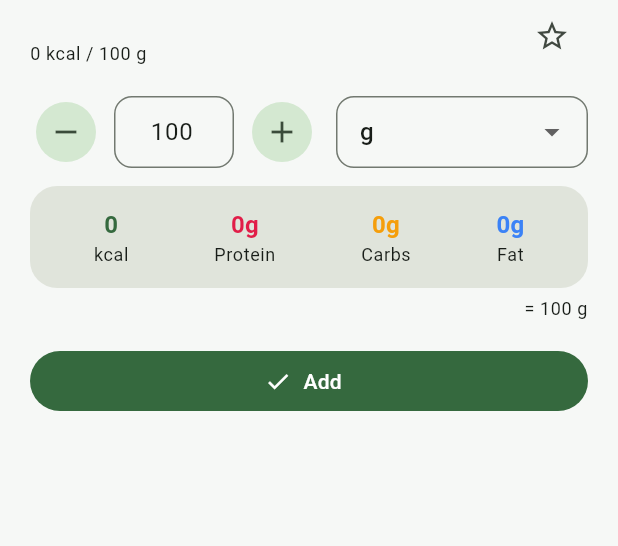
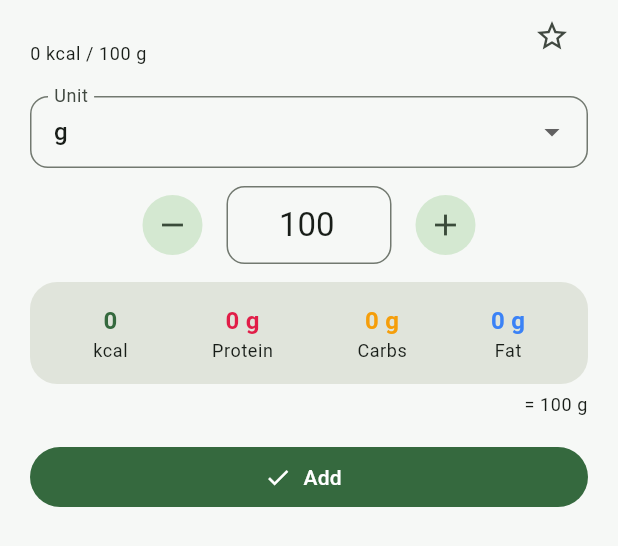
Before and after one commit to Mahmoud-H-Yousef/My-Food-App, a Flutter app: the _AmountSheet widget shown alone on an empty page, opened directly with empty values, on a phone screen of 412 x 824 dp. Shown: the top 546 px of the screen. Run offline on Flutter 3.47's test engine with Material 3 defaults, Android fonts, the phone set to English and light mode, and no system bars; our stand-ins replace file_picker, fl_chart, flutter_secure_storage, image_picker, shared_preferences, sqflite; missing offline and left inert: flutter_appauth, flutter_edge_ai, flutter_edge_ai_litertlm, health, mobile_scanner; accounts and stored records are empty.

Commit message:
final: Arabic unit and number order, roomier amount picker, Drive sign-in expiry, setup guide
Co-Authored-By: Claude Opus 5.5 <noreply@anthropic.com>

```diff
--- a/lib/l10n/strings_ar.dart
+++ b/lib/l10n/strings_ar.dart
@@ -21,6 +21,7 @@ const ar = <String, String>{
   'fiber': 'ألياف',
   'sugar': 'سكر',
   'grams': 'جرام',
+  'g': 'جم',
   'serving': 'حصة',
   'today': 'اليوم',
   'yesterday': 'أمس',
@@ -121,6 +122,7 @@ const ar = <String, String>{
   'servingSize': 'وزن الحصة',
   'needNameKcal': 'اكتب الاسم والسعرات',
   'units': 'الوحدات',
+  'unit': 'الوحدة',
   'addUnit': 'إضافة وحدة',
   'unitName': 'اسم الوحدة',
   'unitHint': 'قطعة، كوب، شريحة…',
--- a/lib/l10n/strings_en.dart
+++ b/lib/l10n/strings_en.dart
@@ -21,6 +21,7 @@ const en = <String, String>{
   'fiber': 'Fiber',
   'sugar': 'Sugar',
   'grams': 'Grams',
+  'g': 'g',
   'serving': 'serving',
   'today': 'Today',
   'yesterday': 'Yesterday',
@@ -121,6 +122,7 @@ const en = <String, String>{
   'servingSize': 'Serving size',
   'needNameKcal': 'Enter a name and calories',
   'units': 'Units',
+  'unit': 'Unit',
   'addUnit': 'Add unit',
   'unitName': 'Unit name',
   'unitHint': 'piece, cup, slice…',
--- a/lib/ui/food/ai_sheet.dart
+++ b/lib/ui/food/ai_sheet.dart
@@ -233,7 +233,7 @@ class _AiReviewPageState extends State<AiReviewPage> {
                 value: it.selected,
                 onChanged: (v) => setState(() => it.selected = v ?? false),
                 title: Text(it.match?.name(l) ?? it.name),
-                subtitle: Text('${fmtNum(it.grams)} g · ${it.nutrition.kcal.round()} ${context.tr('kcal')}'
+                subtitle: Text('${fmtNum(it.grams)} ${context.tr('g')} · ${it.nutrition.kcal.round()} ${context.tr('kcal')}'
                     '${it.match == null ? ' · ${context.tr('aiEstimate')}' : ''}'),
               ),
               Row(mainAxisAlignment: MainAxisAlignment.end, children: [
--- a/lib/ui/food/amount_sheet.dart
+++ b/lib/ui/food/amount_sheet.dart
@@ -156,7 +156,7 @@ class _AmountSheetState extends State<_AmountSheet> {
               child: Column(crossAxisAlignment: CrossAxisAlignment.start, children: [
                 Text(f.name(l), style: t.titleLarge),
                 if (f.brand.isNotEmpty) Text(f.brand, style: t.bodySmall),
-                Text('${fmtNum(f.kcal)} ${context.tr('kcal')} / 100 g', style: t.bodySmall),
+                Text('${fmtNum(f.kcal)} ${context.tr('kcal')} / 100 ${context.tr('g')}', style: t.bodySmall),
               ]),
             ),
             if (f.id != null)
@@ -170,31 +170,16 @@ class _AmountSheetState extends State<_AmountSheet> {
               ),
           ]),
           const SizedBox(height: 16),
-          Row(children: [
-            IconButton.filledTonal(onPressed: () => _setQty(_qty - step), icon: const Icon(Icons.remove)),
-            const SizedBox(width: 8),
-            SizedBox(
-              width: 80,
-              child: TextField(
-                controller: _qtyCtl,
-                textAlign: TextAlign.center,
-                keyboardType: const TextInputType.numberWithOptions(decimal: true),
-                onChanged: (s) => setState(() => _qty = parseNum(s) ?? 0),
-              ),
-            ),
-            const SizedBox(width: 8),
-            IconButton.filledTonal(onPressed: () => _setQty(_qty + step), icon: const Icon(Icons.add)),
-            const SizedBox(width: 12),
-            Expanded(
-              child: DropdownButtonFormField<Portion>(
+          DropdownButtonFormField<Portion>(
             key: ValueKey('${_portions.length}-${_portions.indexOf(_portion)}'),
             initialValue: _portion,
             isExpanded: true,
+            decoration: InputDecoration(labelText: context.tr('unit')),
             items: [
               for (final p in _portions)
                 DropdownMenuItem(
                   value: p,
-                      child: Text(p.grams == 1 ? p.label(l) : '${p.label(l)} (${fmtNum(p.grams)} g)', overflow: TextOverflow.ellipsis),
+                  child: Text(p.grams == 1 ? p.label(l) : '${p.label(l)} (${fmtNum(p.grams)} ${context.tr('g')})', overflow: TextOverflow.ellipsis),
                 ),
             ],
             onChanged: (p) {
@@ -205,7 +190,22 @@ class _AmountSheetState extends State<_AmountSheet> {
               if (p.grams != 1 && wasGrams) _setQty(1);
             },
           ),
+          const SizedBox(height: 12),
+          Row(mainAxisAlignment: MainAxisAlignment.center, children: [
+            IconButton.filledTonal(onPressed: () => _setQty(_qty - step), icon: const Icon(Icons.remove)),
+            const SizedBox(width: 12),
+            SizedBox(
+              width: 110,
+              child: TextField(
+                controller: _qtyCtl,
+                textAlign: TextAlign.center,
+                style: Theme.of(context).textTheme.titleLarge,
+                keyboardType: const TextInputType.numberWithOptions(decimal: true),
+                onChanged: (s) => setState(() => _qty = parseNum(s) ?? 0),
               ),
+            ),
+            const SizedBox(width: 12),
+            IconButton.filledTonal(onPressed: () => _setQty(_qty + step), icon: const Icon(Icons.add)),
           ]),
           if (_portions.any((p) => p.id == -2))
             Align(
@@ -220,15 +220,15 @@ class _AmountSheetState extends State<_AmountSheet> {
               padding: const EdgeInsets.all(14),
               child: Row(mainAxisAlignment: MainAxisAlignment.spaceAround, children: [
                 _stat(context, fmtNum(n.kcal), context.tr('kcal'), Theme.of(context).colorScheme.primary),
-                _stat(context, '${fmtNum(n.p)}g', context.tr('protein'), proteinColor),
-                _stat(context, '${fmtNum(n.c)}g', context.tr('carbs'), carbsColor),
-                _stat(context, '${fmtNum(n.f)}g', context.tr('fat'), fatColor),
+                _stat(context, '${fmtNum(n.p)} ${context.tr('g')}', context.tr('protein'), proteinColor),
+                _stat(context, '${fmtNum(n.c)} ${context.tr('g')}', context.tr('carbs'), carbsColor),
+                _stat(context, '${fmtNum(n.f)} ${context.tr('g')}', context.tr('fat'), fatColor),
               ]),
             ),
           ),
           Padding(
             padding: const EdgeInsets.only(top: 6),
-            child: Text('= ${fmtNum(_grams)} g', style: t.bodySmall, textAlign: TextAlign.end),
+            child: Text('= ${fmtNum(_grams)} ${context.tr('g')}', style: t.bodySmall, textAlign: TextAlign.end),
           ),
           if (widget.showMeal) ...[
             const SizedBox(height: 8),
--- a/lib/ui/food/food_editor_page.dart
+++ b/lib/ui/food/food_editor_page.dart
@@ -171,7 +171,7 @@ class _FoodEditorPageState extends State<FoodEditorPage> {
           ListTile(
             contentPadding: EdgeInsets.zero,
             title: Text(p.label(lang(context))),
-            subtitle: Text('${fmtNum(p.grams)} g'),
+            subtitle: Text('${fmtNum(p.grams)} ${context.tr('g')}'),
             trailing: IconButton(icon: const Icon(Icons.close), onPressed: () => setState(() => _portions.remove(p))),
           ),
         const SizedBox(height: 24),
--- a/lib/ui/pages/plan_page.dart
+++ b/lib/ui/pages/plan_page.dart
@@ -162,7 +162,7 @@ class _WeekPlanState extends State<_WeekPlan> {
     await Repo.clearShopping(onlyGenerated: true);
     for (final k in totals.keys) {
       final g = totals[k]!;
-      await Repo.addShopping(names[k]!, g >= 1000 ? '${(g / 1000).toStringAsFixed(1)} kg' : '${(g / 10).ceil() * 10} g', manual: false);
+      await Repo.addShopping(names[k]!, g >= 1000 ? '${(g / 1000).toStringAsFixed(1)} kg' : '${(g / 10).ceil() * 10} ${context.tr('g')}', manual: false);
     }
     widget.onShoppingMade();
   }
@@ -241,7 +241,7 @@ class _WeekPlanState extends State<_WeekPlan> {
               dense: true,
               leading: Icon(mealIcon(context, m), size: 18),
               title: Text(it.name, maxLines: 1, overflow: TextOverflow.ellipsis),
-              subtitle: Text(it.unit == 'g' ? '${fmtNum(it.grams)} g' : '${fmtNum(it.qty)} × ${it.unit}', style: tt.bodySmall),
+              subtitle: Text(it.unit == 'g' ? '${fmtNum(it.grams)} ${context.tr('g')}' : '${fmtNum(it.qty)} × ${it.unit}', style: tt.bodySmall),
               trailing: Text('${it.kcal.round()}'),
               onTap: () => _itemMenu(it),
             ),
--- a/lib/ui/pages/recipes_page.dart
+++ b/lib/ui/pages/recipes_page.dart
@@ -78,7 +78,7 @@ class _RecipesPageState extends State<RecipesPage> {
                           title: Text(r.name, style: const TextStyle(fontWeight: FontWeight.w600)),
                           subtitle: Text(
                             '${fmtNum(per.kcal)} ${context.tr('kcal')} / 100 g\n'
-                            '${fmtNum(per.kcal * serving / 100)} ${context.tr('kcal')} / ${context.tr('serving')} (${fmtNum(serving)} g) · '
+                            '${fmtNum(per.kcal * serving / 100)} ${context.tr('kcal')} / ${context.tr('serving')} (${fmtNum(serving)} ${context.tr('g')}) · '
                             '${context.tr('nIngredients', {'n': '${r.ingredients.length}'})}',
                           ),
                           isThreeLine: true,
--- a/lib/ui/pages/settings_page.dart
+++ b/lib/ui/pages/settings_page.dart
@@ -131,7 +131,7 @@ class SettingsPage extends StatelessWidget {
   }
 }
 
-const appVersion = '3.0';
+const appVersion = '4.0';
 
 /// Sections added in later versions.
 List<Widget> extraSettingsSections(BuildContext context) => const [HealthSection(), AiSection(), BackupSection()];
--- a/lib/ui/pages/today_page.dart
+++ b/lib/ui/pages/today_page.dart
@@ -197,8 +197,8 @@ class _MealCard extends StatelessWidget {
 
 String entryAmount(BuildContext context, LogEntry e) {
   if (e.unit.isEmpty) return context.tr('quickAdd');
-  if (e.unit == 'g') return '${fmtNum(e.grams)} g';
-  return '${fmtNum(e.qty)} × ${e.unit} (${fmtNum(e.grams)} g)';
+  if (e.unit == 'g') return '${fmtNum(e.grams)} ${context.tr('g')}';
+  return '${fmtNum(e.qty)} × ${e.unit} (${fmtNum(e.grams)} ${context.tr('g')})';
 }
 
 /// Change amount or meal of a logged item.
--- a/lib/ui/widgets/charts.dart
+++ b/lib/ui/widgets/charts.dart
@@ -1,6 +1,8 @@
 import 'dart:math';
 
 import 'package:flutter/material.dart';
+
+import '../../l10n/strings.dart';
 
 /// Circular progress ring with content in the middle.
 class Ring extends StatelessWidget {
@@ -72,7 +74,7 @@ class MacroBar extends StatelessWidget {
         ),
       ),
       const SizedBox(height: 4),
-      Text('${value.round()} / ${target.round()} $unit', style: t.bodySmall),
+      Text('${value.round()} / ${target.round()} ${unit == 'g' ? context.tr('g') : unit}', style: t.bodySmall),
     ]);
   }
 }
--- a/pubspec.yaml
+++ b/pubspec.yaml
@@ -16,7 +16,7 @@ publish_to: 'none' # Remove this line if you wish to publish to pub.dev
 # https://developer.apple.com/library/archive/documentation/General/Reference/InfoPlistKeyReference/Articles/CoreFoundationKeys.html
 # In Windows, build-name is used as the major, minor, and patch parts
 # of the product and file versions while build-number is used as the build suffix.
-version: 3.0.0+3
+version: 4.0.0+4
 
 environment:
   sdk: ^3.13.5
```
Also changed, not shown: lib/services/backup.dart (+12 -1 lines), lib/ui/food/food_search_page.dart (+4 -4 lines), lib/ui/pages/recipe_editor_page.dart (+4 -4 lines), 2 other files. Lines whose indentation alone changed are shown as unchanged.
